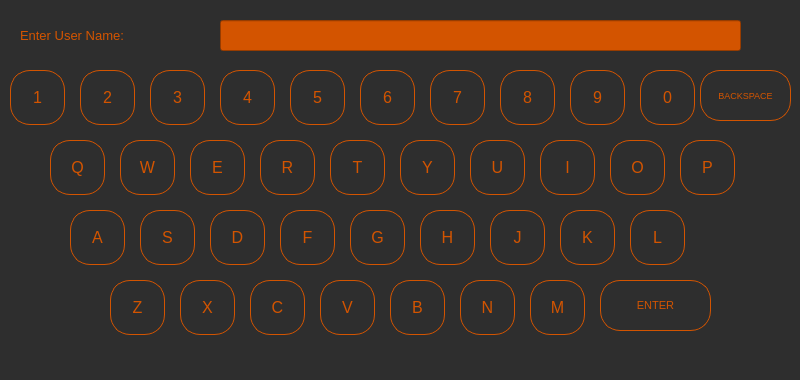
chrishi63/ECE477, file keyboard.ui: the form before one commit.
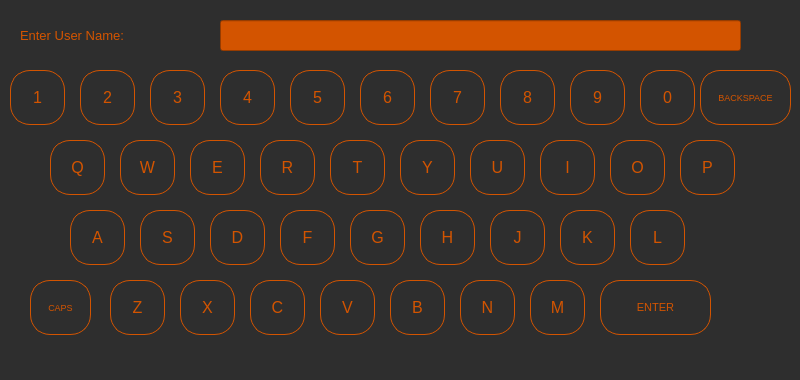
The form after the commit.

Commit message: keyboard works bitchess

```diff
--- a/keyboard.ui
+++ b/keyboard.ui
@@ -328,7 +328,7 @@
       <x>700</x>
       <y>70</y>
       <width>91</width>
-      <height>51</height>
+      <height>55</height>
      </rect>
     </property>
     <property name="font">
@@ -1430,7 +1430,7 @@
       <x>600</x>
       <y>280</y>
       <width>111</width>
-      <height>51</height>
+      <height>55</height>
      </rect>
     </property>
     <property name="font">
@@ -1511,6 +1511,45 @@
      <string>Enter User Name:</string>
     </property>
    </widget>
+   <widget class="QPushButton" name="caps">
+    <property name="geometry">
+     <rect>
+      <x>30</x>
+      <y>280</y>
+      <width>61</width>
+      <height>55</height>
+     </rect>
+    </property>
+    <property name="font">
+     <font>
+      <pointsize>7</pointsize>
+     </font>
+    </property>
+    <property name="styleSheet">
+     <string notr="true">QPushButton {
+    border: 1px solid #d35400;
+    color: #d35400;
+	border-radius: 20%
+}
+
+QPushButton:checked {
+   background-color: #d35400;
+    border: 1px solid #d35400;
+   border-radius: 20%;
+	color: #ffffff
+}
+</string>
+    </property>
+    <property name="text">
+     <string>CAPS</string>
+    </property>
+    <property name="checkable">
+     <bool>true</bool>
+    </property>
+    <property name="checked">
+     <bool>false</bool>
+    </property>
+   </widget>
   </widget>
   <widget class="QMenuBar" name="menubar">
    <property name="geometry">
```
The commit also changes 5 other files.
